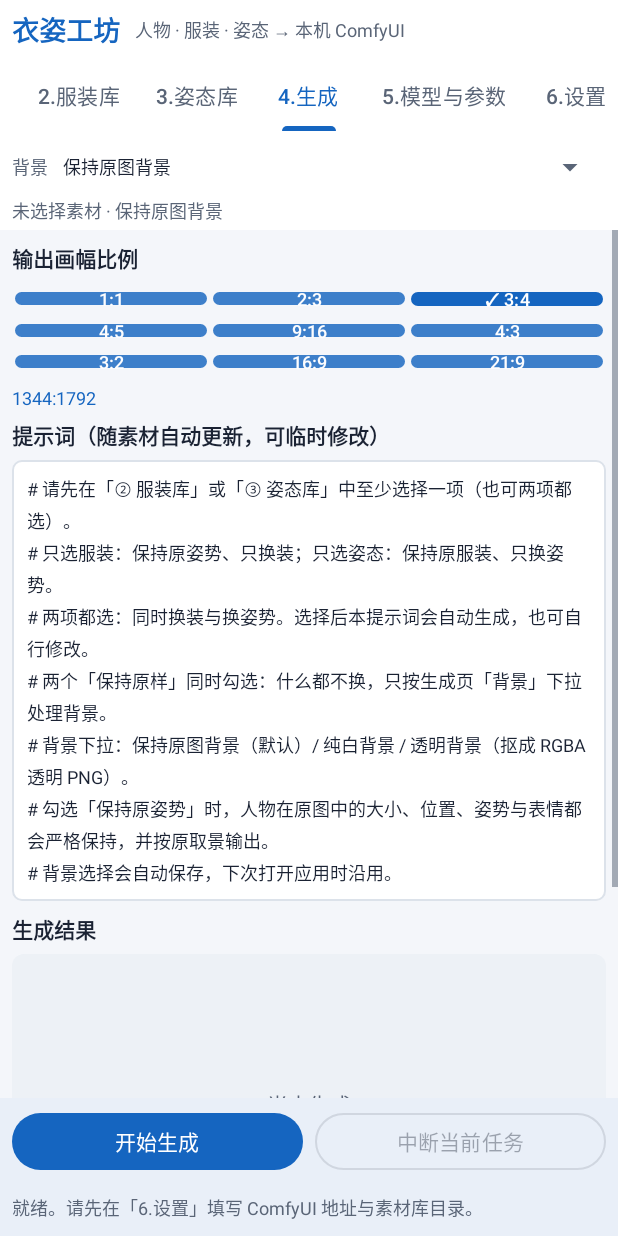
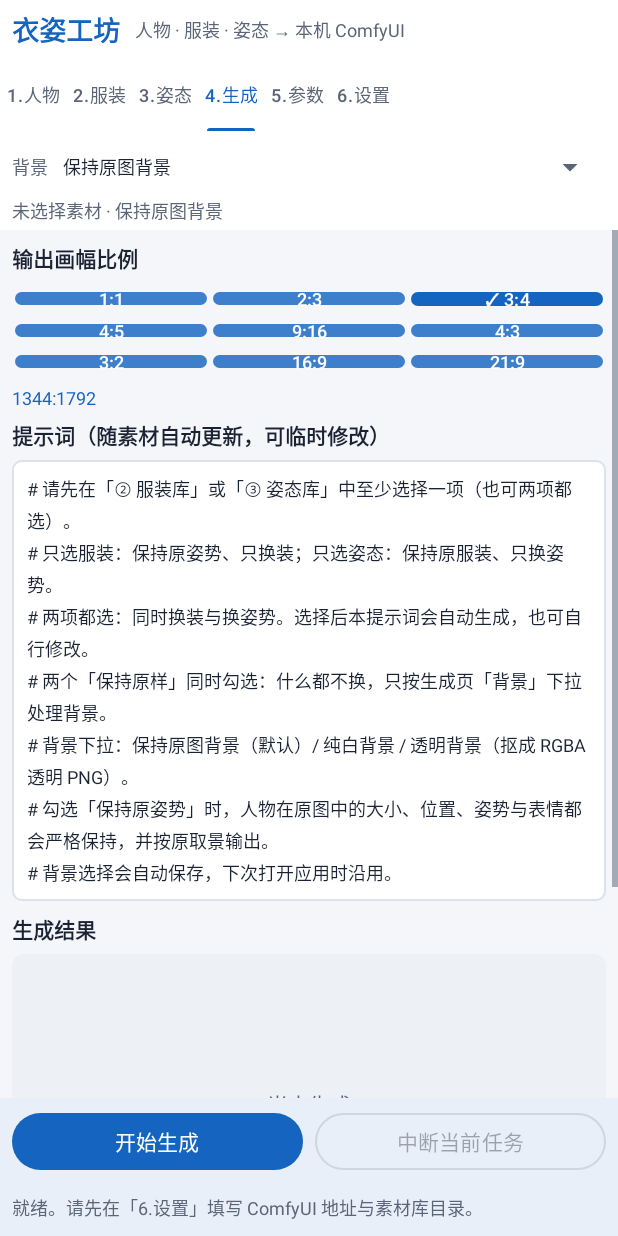
Before and after one commit to excelwong/pose-wear-app, an Android app: the screen it shows after launch (MainActivity), tab 4 chosen, on a phone screen of 412 x 824 dp. Run offline under Robolectric (Android 15) with nearby library versions, the phone set to English and light mode, and no system bars; pictures from the network do not load; 1 statement that could not run was skipped.

Commit message:
feat(ui): 折叠屏双栏改为左右各 3 个同构 tab，标签改短名与紧凑样式

```diff
--- a/app/src/main/java/com/example/posewear/LibraryFragment.kt
+++ b/app/src/main/java/com/example/posewear/LibraryFragment.kt
@@ -70,7 +70,7 @@ class LibraryFragment : Fragment(R.layout.fragment_library) {
         pageLabel = view.findViewById(R.id.tv_page)
         rv = view.findViewById(R.id.rv_grid)
 
-        // 姿态页三个选项按钮：保持原姿势 / 半身照，服装页两个：保持原服装 / 全裸
+        // 姿态页三个选项按钮：保持原姿势 / 白虎，服装页两个：保持原服装 / 全裸
         btnKeep.text = if (isCostume) "保持原服装" else "保持原姿势"
         btnNude.visibility = if (isCostume) View.VISIBLE else View.GONE
         btnHalfBody.visibility = if (isCostume) View.GONE else View.VISIBLE
@@ -270,7 +270,7 @@ class LibraryFragment : Fragment(R.layout.fragment_library) {
         btnKeep.alpha = if (keep) 1f else 0.82f
         btnNude.text = (if (nude) "✓ " else "") + "全裸 · 无服装"
         btnNude.alpha = if (nude) 1f else 0.82f
-        btnHalfBody.text = (if (halfBody) "✓ " else "") + "半身照"
+        btnHalfBody.text = (if (halfBody) "✓ " else "") + "白虎"
         btnHalfBody.alpha = if (halfBody) 1f else 0.82f
         adapter.setSelected(currentSelectedId())
         info.text = when {
--- a/app/src/main/java/com/example/posewear/MainActivity.kt
+++ b/app/src/main/java/com/example/posewear/MainActivity.kt
@@ -12,6 +12,7 @@ import androidx.appcompat.app.AppCompatActivity
 import androidx.core.view.ViewCompat
 import androidx.core.view.WindowInsetsCompat
 import androidx.fragment.app.Fragment
+import androidx.fragment.app.FragmentTransaction
 import androidx.lifecycle.Lifecycle
 import androidx.lifecycle.lifecycleScope
 import androidx.lifecycle.repeatOnLifecycle
@@ -23,17 +24,20 @@ import kotlin.math.max
 
 /**
  * 单 Activity + 常驻 Fragment + hide/show 切换（参考 novel-studio-app）。
- * 折叠屏展开后（sw600dp+）变成左右双栏：左侧浏览素材/配置，右侧「生成」面板常驻。
- * 窄屏 6 个 tab；宽屏左栏 5 个 tab（生成页常驻右栏，不占 tab）。
+ * 折叠屏展开后（sw600dp+）变成左右双栏：
+ *   左栏 3 个 tab（1.人物 / 2.服装 / 3.姿态），右栏 3 个 tab（4.生成 / 5.参数 / 6.设置）。
+ *   两组 tab 完全同构，默认都选中第 0 个标签，其余标签为未选中状态。
+ * 窄屏仍是单栏 6 个 tab，逻辑不变。
  */
 class MainActivity : AppCompatActivity() {
 
     private val wide: Boolean by lazy { resources.getBoolean(R.bool.wide_screen) }
     private lateinit var tabs: TabLayout
+    private var rightTabs: TabLayout? = null
     private lateinit var statusBar: TextView
     private var rightFrame: FrameLayout? = null
-    private val frags = mutableListOf<Fragment>()
-    private var genFrag: GenerateFragment? = null
+    private val frags = mutableListOf<Fragment>()        // 左栏（窄屏时为全部 6 个）
+    private val rightFrags = mutableListOf<Fragment>()  // 宽屏右栏：生成 / 参数 / 设置
 
     override fun onCreate(savedInstanceState: Bundle?) {
         super.onCreate(savedInstanceState)
@@ -42,6 +46,8 @@ class MainActivity : AppCompatActivity() {
         tabs = findViewById(R.id.tab_layout)
         statusBar = findViewById(R.id.status_bar)
         rightFrame = findViewById(R.id.right_frame)
+        // 窄屏布局没有这两个 id，findViewById 返回 null，setupRightPanel() 会直接跳过
+        rightTabs = findViewById(R.id.right_tab_layout)
         val contentFrame: FrameLayout = findViewById(R.id.content_frame)
 
         ViewCompat.setOnApplyWindowInsetsListener(findViewById<View>(R.id.root_layout)) { v, insets ->
@@ -53,53 +59,26 @@ class MainActivity : AppCompatActivity() {
             insets
         }
 
-        val titles = if (wide)
-            listOf(
-                R.string.tab_person, R.string.tab_costume, R.string.tab_pose,
-                R.string.tab_params, R.string.tab_settings
-            )
+        val leftTitles = if (wide)
+            listOf(R.string.tab_person, R.string.tab_costume, R.string.tab_pose)
         else
             listOf(
                 R.string.tab_person, R.string.tab_costume, R.string.tab_pose,
                 R.string.tab_generate, R.string.tab_params, R.string.tab_settings
             )
-        val count = titles.size
 
-        if (savedInstanceState == null) {
-            val person = PersonFragment()
-            val costume = LibraryFragment.newInstance(Catalog.COSTUME)
-            val pose = LibraryFragment.newInstance(Catalog.POSE)
-            val generate = GenerateFragment()
-            val params = ParamsFragment()
-            val settings = SettingsFragment()
-            genFrag = generate
-            frags.clear()
-            if (wide) frags.addAll(listOf(person, costume, pose, params, settings))
-            else frags.addAll(listOf(person, costume, pose, generate, params, settings))
+        buildFragments(contentFrame)
 
-            val tr = supportFragmentManager.beginTransaction()
-            frags.forEachIndexed { i, f ->
-                tr.add(contentFrame.id, f, "f${i}")
-                if (i != 0) tr.hide(f)
-            }
-            if (wide) rightFrame?.let { tr.add(it.id, generate, "gen") }
-            tr.commitAllowingStateLoss()
-        } else {
-            frags.clear()
-            for (i in 0 until count) {
-                supportFragmentManager.findFragmentByTag("f${i}")?.let { frags.add(it) }
-            }
-            genFrag = supportFragmentManager.findFragmentByTag("gen") as? GenerateFragment
-        }
-
-        // 立即落盘 add 事务，避免 addTab 首次触发 onTabSelected 时 show/hide 尚未 add 的 Fragment
+        // 立即落盘事务，避免 addTab 首次触发 onTabSelected 时 show/hide 尚未 add 的 Fragment
         supportFragmentManager.executePendingTransactions()
-        titles.forEach { tabs.addTab(tabs.newTab().setText(it)) }
+        leftTitles.forEach { tabs.addTab(tabs.newTab().setText(it)) }
         tabs.addOnTabSelectedListener(object : TabLayout.OnTabSelectedListener {
             override fun onTabSelected(tab: TabLayout.Tab) = showTab(tab.position)
             override fun onTabUnselected(tab: TabLayout.Tab) {}
             override fun onTabReselected(tab: TabLayout.Tab) {}
         })
+
+        setupRightPanel()
 
         lifecycleScope.launch {
             repeatOnLifecycle(Lifecycle.State.STARTED) {
@@ -112,10 +91,77 @@ class MainActivity : AppCompatActivity() {
         autoLoad()
     }
 
-    private fun showTab(idx: Int) {
-        if (idx !in frags.indices) return
+    /**
+     * 按「当前布局」创建全部 Fragment。
+     *
+     * 不复用 FragmentManager 自动恢复出来的旧实例：折叠屏展开/收起会换布局，
+     * 旧 Fragment 仍挂在以前的容器里，直接复用会让右栏空白或左栏重叠。
+     * 页面状态本来就存在 Store / SharedPreferences 里，重建 Fragment 不会丢数据。
+     */
+    private fun buildFragments(contentFrame: FrameLayout) {
+        val person = PersonFragment()
+        val costume = LibraryFragment.newInstance(Catalog.COSTUME)
+        val pose = LibraryFragment.newInstance(Catalog.POSE)
+        val generate = GenerateFragment()
+        val params = ParamsFragment()
+        val settings = SettingsFragment()
+
         val tr = supportFragmentManager.beginTransaction()
-        frags.forEachIndexed { i, f -> if (i == idx) tr.show(f) else tr.hide(f) }
+        supportFragmentManager.fragments.forEach { tr.remove(it) }
+        frags.clear()
+        rightFrags.clear()
+        if (wide) {
+            frags.addAll(listOf(person, costume, pose))
+            addGroup(tr, contentFrame.id, frags, "L")
+            rightFrame?.let { frame ->
+                // R0 = 生成（默认选中显示），R1 = 参数，R2 = 设置
+                rightFrags.addAll(listOf(generate, params, settings))
+                addGroup(tr, frame.id, rightFrags, "R")
+            }
+        } else {
+            frags.addAll(listOf(person, costume, pose, generate, params, settings))
+            addGroup(tr, contentFrame.id, frags, "L")
+        }
+        tr.commitAllowingStateLoss()
+    }
+
+    /** 把一组 Fragment add 进同一容器，默认只显示第 0 个，tag 用前缀 + 下标。 */
+    private fun addGroup(tr: FragmentTransaction, frameId: Int,
+                         list: List<Fragment>, prefix: String) {
+        list.forEachIndexed { i, f ->
+            tr.add(frameId, f, "$prefix$i")
+            if (i != 0) tr.hide(f)
+        }
+    }
+
+    /**
+     * 右栏 tab 组与左栏同构：3 个标签（4.生成 / 5.参数 / 6.设置），
+     * 默认选中第 0 个，其余两个保持未选中；点标签切换右栏内容。
+     */
+    private fun setupRightPanel() {
+        val rt = rightTabs ?: return
+        listOf(R.string.tab_generate, R.string.tab_params, R.string.tab_settings).forEach {
+            rt.addTab(rt.newTab().setText(it))
+        }
+        rt.addOnTabSelectedListener(object : TabLayout.OnTabSelectedListener {
+            override fun onTabSelected(tab: TabLayout.Tab) { showRightPage(tab.position) }
+            override fun onTabUnselected(tab: TabLayout.Tab) {}
+            override fun onTabReselected(tab: TabLayout.Tab) {}
+        })
+        // 与左栏一致：默认选中第 0 个标签（4.生成），另外两个为未选中态。
+        // 右栏 TabLayout 设了 saveEnabled=false，配置变更后也会回到这个默认态，
+        // 与按当前布局重建后的 Fragment 显示保持一致。
+        rt.selectTab(rt.getTabAt(0))
+        showRightPage(0)
+    }
+
+    private fun showTab(idx: Int) = switchTo(frags, idx)
+    private fun showRightPage(idx: Int) = switchTo(rightFrags, idx)
+
+    private fun switchTo(list: List<Fragment>, idx: Int) {
+        if (idx !in list.indices) return
+        val tr = supportFragmentManager.beginTransaction()
+        list.forEachIndexed { i, f -> if (i == idx) tr.show(f) else tr.hide(f) }
         tr.commitAllowingStateLoss()
     }
 
--- a/app/src/main/java/com/example/posewear/Store.kt
+++ b/app/src/main/java/com/example/posewear/Store.kt
@@ -25,7 +25,7 @@ object Store {
     var keepCostume = false     // 不换装 · 保持原服装
     var nude = false            // 全裸 · 无服装（仅服装页）
     var keepPose = false        // 不换姿势 · 保持原姿势
-    var halfBody = false        // 半身照（姿态页）：全裸提示词中不写阴毛描述
+    var halfBody = false        // 白虎（姿态页）：全裸提示词中不写阴毛描述
 
     /** 生成页「背景」下拉：keep / white / transparent，默认 keep，随设置持久化。 */
     var bgMode = BgMode.KEEP
--- a/app/src/main/res/layout-sw600dp/activity_main.xml
+++ b/app/src/main/res/layout-sw600dp/activity_main.xml
@@ -1,7 +1,8 @@
 <?xml version="1.0" encoding="utf-8"?>
-<!-- 折叠屏展开 / 平板：左右双栏。左侧浏览人物/服装/姿态/模型与参数/设置，
-     右侧「生成」面板常驻，一屏即可同时看到素材、提示词、生成按钮与结果，无需来回切 tab。
-     左栏有 5 个 tab，用 scrollable 避免长标题（如「5.模型与参数」）被挤压。 -->
+<!-- 折叠屏展开 / 平板：左右双栏。
+     左栏 3 个 tab（1.人物 / 2.服装 / 3.姿态），右栏 3 个 tab（4.生成 / 5.参数 / 6.设置）。
+     两组 tab 完全同构：默认都选中第 0 个标签，其余标签为未选中状态。
+     两边 tab 都用短文案 + tabMinWidth=0 + 小 padding + 小字号，一排紧凑放下。 -->
 <LinearLayout xmlns:android="http://schemas.android.com/apk/res/android"
     xmlns:app="http://schemas.android.com/apk/res-auto"
     android:id="@+id/root_layout"
@@ -34,7 +35,7 @@
             android:layout_height="wrap_content"
             android:layout_weight="1"
             android:layout_marginStart="12dp"
-            android:text="折叠屏宽屏模式 · 左侧选素材，右侧生成常驻"
+            android:text="折叠屏宽屏模式 · 左侧选素材，右侧生成"
             android:textSize="@dimen/text_small"
             android:textColor="@color/text_secondary" />
     </LinearLayout>
@@ -45,7 +46,7 @@
         android:layout_weight="1"
         android:orientation="horizontal">
 
-        <!-- 左栏：5 个 tab（人物/服装/姿态/模型与参数/设置） -->
+        <!-- 左栏：3 个素材 tab，默认选中第 0 个 -->
         <LinearLayout
             android:layout_width="0dp"
             android:layout_height="match_parent"
@@ -60,7 +61,11 @@
                 android:background="@color/panel_bg"
                 app:tabMode="scrollable"
                 app:tabGravity="start"
-                app:tabIndicatorHeight="3dp"
+                app:tabMinWidth="0dp"
+                app:tabPaddingStart="4dp"
+                app:tabPaddingEnd="4dp"
+                app:tabTextAppearance="@style/TabTextCompact"
+                app:tabIndicatorHeight="2dp"
                 app:tabIndicatorColor="@color/primary"
                 app:tabSelectedTextColor="@color/primary"
                 app:tabTextColor="@color/text_secondary" />
@@ -77,7 +82,7 @@
             android:layout_height="match_parent"
             android:background="@color/divider" />
 
-        <!-- 右栏：生成面板常驻 -->
+        <!-- 右栏：与左栏同构的 3 个 tab，默认选中第 0 个「4.生成」 -->
         <LinearLayout
             android:layout_width="0dp"
             android:layout_height="match_parent"
@@ -85,18 +90,23 @@
             android:orientation="vertical"
             android:background="@color/panel_bg">
 
-            <TextView
+            <com.google.android.material.tabs.TabLayout
+                android:id="@+id/right_tab_layout"
                 android:layout_width="match_parent"
                 android:layout_height="wrap_content"
                 android:minHeight="@dimen/tab_min_h"
-                android:gravity="center_vertical"
-                android:paddingStart="@dimen/screen_padding"
-                android:paddingEnd="@dimen/screen_padding"
                 android:background="@color/status_bg"
-                android:text="生成控制台 · 常驻"
-                android:textSize="@dimen/text_body"
-                android:textStyle="bold"
-                android:textColor="@color/primary" />
+                android:saveEnabled="false"
+                app:tabMode="scrollable"
+                app:tabGravity="start"
+                app:tabMinWidth="0dp"
+                app:tabPaddingStart="4dp"
+                app:tabPaddingEnd="4dp"
+                app:tabTextAppearance="@style/TabTextCompact"
+                app:tabIndicatorHeight="2dp"
+                app:tabIndicatorColor="@color/primary"
+                app:tabSelectedTextColor="@color/primary"
+                app:tabTextColor="@color/text_secondary" />
 
             <FrameLayout
                 android:id="@+id/right_frame"
--- a/app/src/main/res/layout/activity_main.xml
+++ b/app/src/main/res/layout/activity_main.xml
@@ -44,7 +44,11 @@
         android:background="@color/panel_bg"
         app:tabMode="scrollable"
         app:tabGravity="start"
-        app:tabIndicatorHeight="3dp"
+        app:tabMinWidth="0dp"
+        app:tabPaddingStart="4dp"
+        app:tabPaddingEnd="4dp"
+        app:tabTextAppearance="@style/TabTextCompact"
+        app:tabIndicatorHeight="2dp"
         app:tabIndicatorColor="@color/primary"
         app:tabSelectedTextColor="@color/primary"
         app:tabTextColor="@color/text_secondary" />
--- a/app/src/main/res/layout/fragment_library.xml
+++ b/app/src/main/res/layout/fragment_library.xml
@@ -5,7 +5,7 @@
     android:orientation="vertical"
     android:padding="@dimen/screen_padding">
 
-    <!-- 服装页：保持原服装 / 全裸（两个等宽按钮）；姿态页：保持原姿势 / 半身照（两个等宽按钮） -->
+    <!-- 服装页：保持原服装 / 全裸（两个等宽按钮）；姿态页：保持原姿势 / 白虎（两个等宽按钮） -->
     <LinearLayout
         android:id="@+id/option_bar"
         android:layout_width="match_parent"
@@ -74,7 +74,7 @@
             android:gravity="center"
             android:maxLines="1"
             android:ellipsize="end"
-            android:text="半身照"
+            android:text="白虎"
             android:textSize="@dimen/text_small"
             android:visibility="gone"
             style="@style/Widget.Material3.Button.OutlinedButton" />
--- a/app/src/main/res/values/strings.xml
+++ b/app/src/main/res/values/strings.xml
@@ -2,14 +2,15 @@
 <resources>
     <string name="app_name">衣姿工坊 · 安卓版</string>
 
-    <string name="tab_person">1.人物照片</string>
-    <string name="tab_costume">2.服装库</string>
-    <string name="tab_pose">3.姿态库</string>
+    <!-- tab 标签用短名：宽屏左右各一组标签，缩短后一排放得下、无需滚动 -->
+    <string name="tab_person">1.人物</string>
+    <string name="tab_costume">2.服装</string>
+    <string name="tab_pose">3.姿态</string>
     <string name="tab_generate">4.生成</string>
-    <string name="tab_params">5.模型与参数</string>
+    <string name="tab_params">5.参数</string>
     <string name="tab_settings">6.设置</string>
 
     <string name="status_ready">就绪。请先在「6.设置」填写 ComfyUI 地址与素材库目录。</string>
     <string name="person_disclaimer">仅限本人或已获授权的成年人肖像，禁止上传未成年人照片。生成结果仅在手机本地保存，不会上传到第三方。</string>
-    <string name="settings_hint">这些设置保存在本机，下次打开应用时自动装载。分辨率档位、采样参数与模型三件套在「5.模型与参数」页。</string>
+    <string name="settings_hint">这些设置保存在本机，下次打开应用时自动装载。分辨率档位、采样参数与模型三件套在「5.参数」页。</string>
 </resources>
--- a/app/src/main/res/values/themes.xml
+++ b/app/src/main/res/values/themes.xml
@@ -16,4 +16,10 @@
         <item name="android:textColorSecondary">@color/text_secondary</item>
         <item name="android:windowLightStatusBar" tools:targetApi="m">false</item>
     </style>
+
+    <!-- 双栏 tab 标签紧凑样式：短文案 + 小字号，配合 tabMinWidth=0 / 小 padding -->
+    <style name="TabTextCompact" parent="TextAppearance.Material3.LabelMedium">
+        <item name="android:textSize">12sp</item>
+        <item name="android:textAllCaps">false</item>
+    </style>
 </resources>
```
